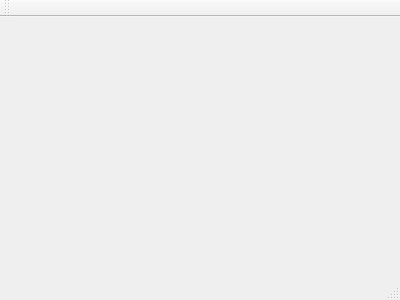
Above: mainwindow.ui from rusich/NMLE2 before the change. Below: the same form after it.
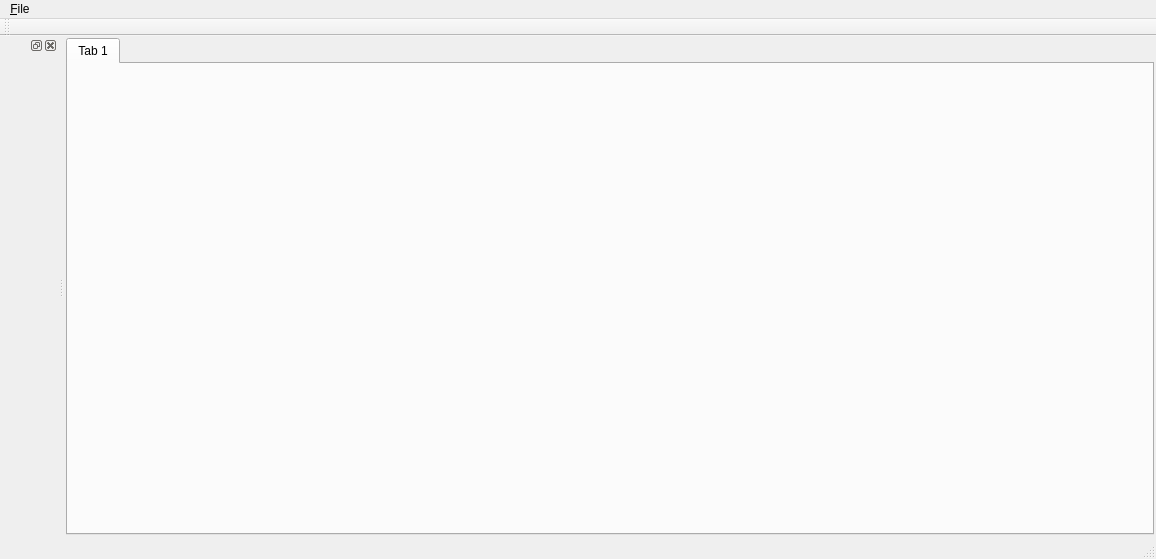
That is the form after the change.

```diff
--- a/mainwindow.ui
+++ b/mainwindow.ui
@@ -1,24 +1,84 @@
 <ui version="4.0">
  <class>MainWindow</class>
- <widget class="QMainWindow" name="MainWindow" >
-  <property name="geometry" >
+ <widget class="QMainWindow" name="MainWindow">
+  <property name="geometry">
    <rect>
     <x>0</x>
     <y>0</y>
-    <width>400</width>
-    <height>300</height>
+    <width>1156</width>
+    <height>559</height>
    </rect>
   </property>
   <property name="windowTitle" >
    <string>MainWindow</string>
   </property>
-  <widget class="QMenuBar" name="menuBar" />
-  <widget class="QToolBar" name="mainToolBar" />
-  <widget class="QWidget" name="centralWidget" />
-  <widget class="QStatusBar" name="statusBar" />
+  <widget class="QWidget" name="centralWidget">
+   <layout class="QGridLayout" name="gridLayout">
+    <property name="leftMargin">
+     <number>2</number>
+    </property>
+    <property name="topMargin">
+     <number>2</number>
+    </property>
+    <property name="rightMargin">
+     <number>2</number>
+    </property>
+    <property name="bottomMargin">
+     <number>2</number>
+    </property>
+    <item row="0" column="0">
+     <widget class="QTabWidget" name="tabWidget">
+      <property name="currentIndex">
+       <number>0</number>
+      </property>
+      <widget class="QWidget" name="tab">
+       <attribute name="title">
+        <string>Tab 1</string>
+       </attribute>
+      </widget>
+     </widget>
+    </item>
+   </layout>
+  </widget>
+  <widget class="QMenuBar" name="menuBar">
+   <property name="geometry">
+    <rect>
+     <x>0</x>
+     <y>0</y>
+     <width>1156</width>
+     <height>20</height>
+    </rect>
+   </property>
+   <widget class="QMenu" name="menu_File">
+    <property name="title">
+     <string>&amp;File</string>
+    </property>
+    <addaction name="action_Quit"/>
+   </widget>
+   <addaction name="menu_File"/>
+  </widget>
+  <widget class="QToolBar" name="mainToolBar">
+   <attribute name="toolBarArea">
+    <enum>TopToolBarArea</enum>
+   </attribute>
+   <attribute name="toolBarBreak">
+    <bool>false</bool>
+   </attribute>
+  </widget>
+  <widget class="QStatusBar" name="statusBar"/>
+  <widget class="QDockWidget" name="dockWidget_2">
+   <attribute name="dockWidgetArea">
+    <number>1</number>
+   </attribute>
+   <widget class="QWidget" name="dockWidgetContents_2"/>
+  </widget>
+  <action name="action_Quit">
+   <property name="text">
+    <string>&amp;Quit</string>
+   </property>
+  </action>
  </widget>
- <layoutDefault spacing="6" margin="11" />
- <pixmapfunction></pixmapfunction>
+ <layoutdefault spacing="6" margin="11"/>
  <resources/>
  <connections/>
 </ui>
```
Left out of the diff: 3 changed lines with no effect on the pictures.
